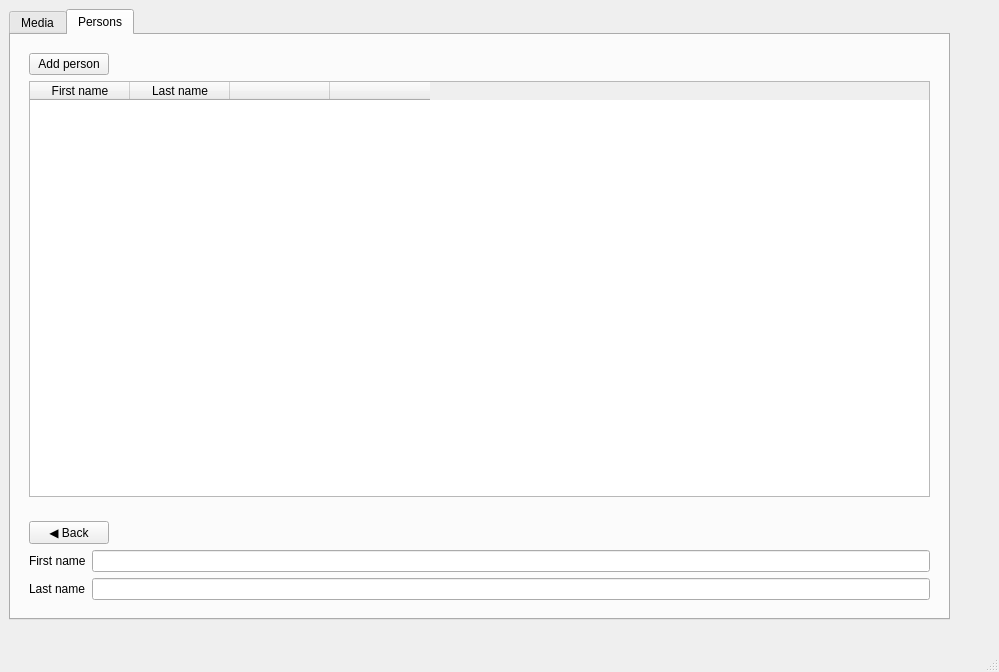
Before: the Qt Designer form mainwindow.ui in niklashempel/qt-beleg, drawn with Qt 5.
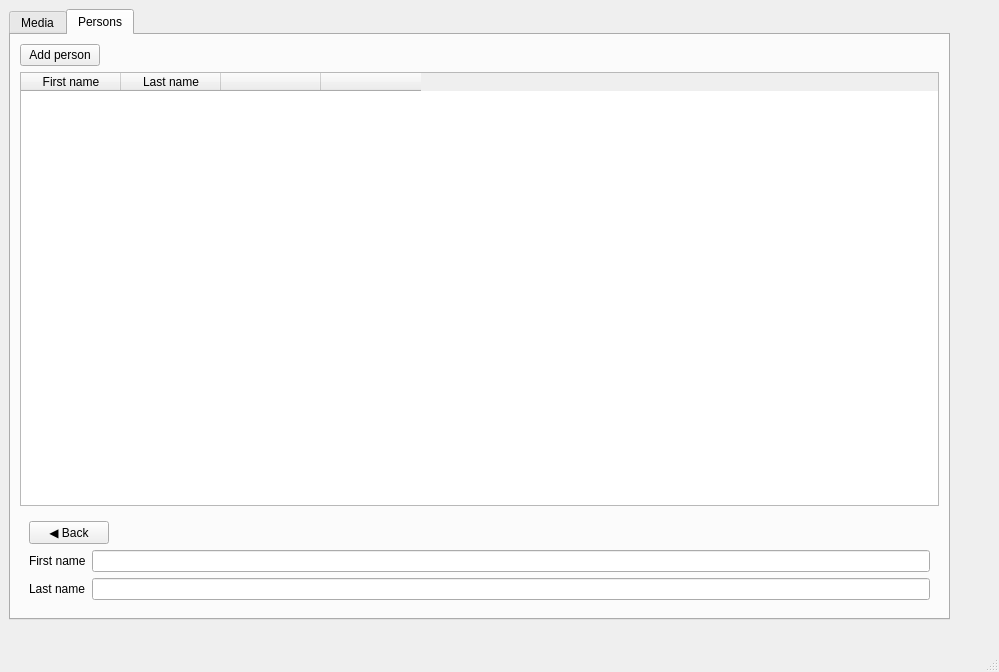
After: the same form once the commit is applied. The open tabs and pages were chosen to show the change.

Diff of the .ui file:
```diff
--- a/mainwindow.ui
+++ b/mainwindow.ui
@@ -248,6 +248,18 @@
       <item>
        <widget class="QWidget" name="peopleListWidget" native="true">
         <layout class="QVBoxLayout" name="verticalLayout_5">
+         <property name="leftMargin">
+          <number>0</number>
+         </property>
+         <property name="topMargin">
+          <number>0</number>
+         </property>
+         <property name="rightMargin">
+          <number>0</number>
+         </property>
+         <property name="bottomMargin">
+          <number>0</number>
+         </property>
          <item>
           <widget class="QPushButton" name="addPersonButton">
            <property name="sizePolicy">
```
